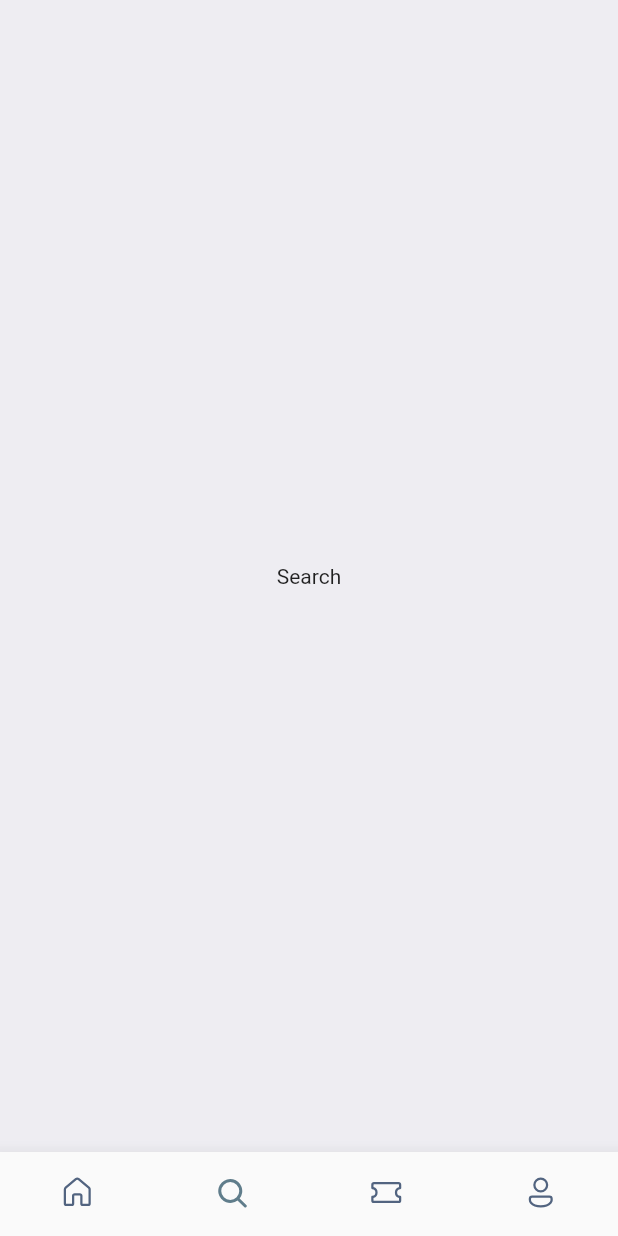
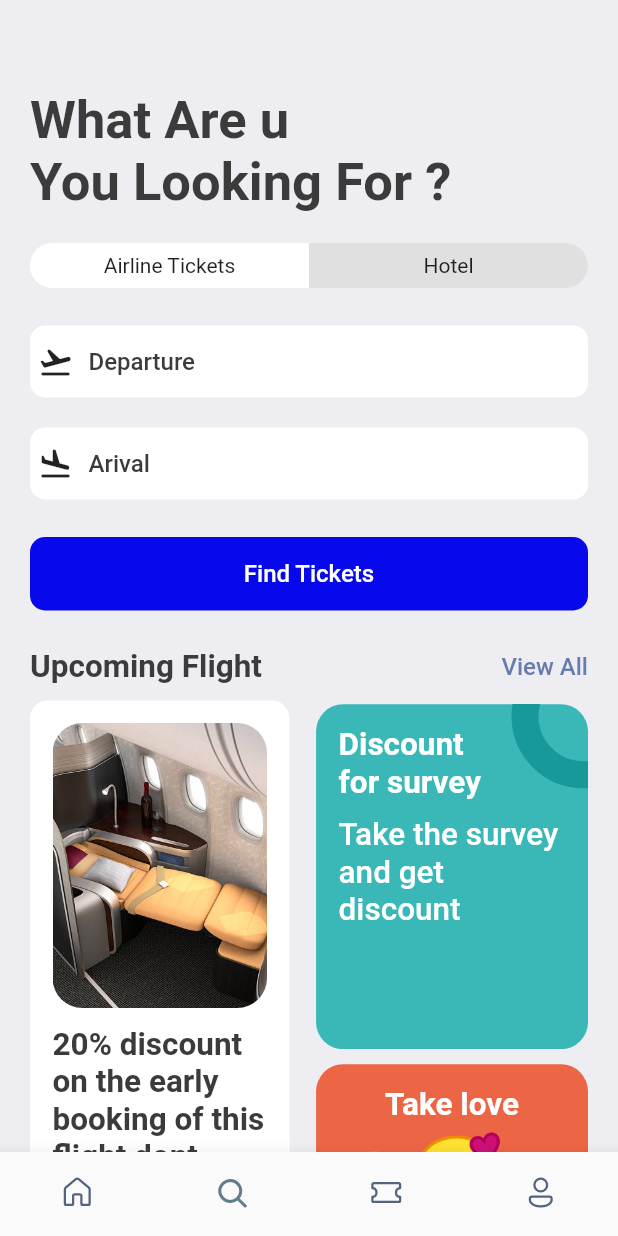
Before and after one commit to shahinshpbr10/TicketBookingApp, a Flutter app: the screen it shows after launch, item 2 of the bottom bar chosen, on a phone screen of 412 x 824 dp. Run offline on Flutter 3.47's test engine with Material 2 defaults, Android fonts, the phone set to English and light mode, and no system bars; our stand-ins replace fluentui_icons, gap, get, google_fonts, lottie.

Commit message:
search screen created

```diff
--- a/lib/main.dart
+++ b/lib/main.dart
@@ -1,5 +1,6 @@
 import 'package:flutter/material.dart';
 import 'package:ticketbooking_app/screens/bottom_bar.dart';
+import 'package:ticketbooking_app/screens/search_screen.dart';
 import 'package:ticketbooking_app/screens/spalsh_page.dart';
 import 'package:ticketbooking_app/utils/app_style.dart';
 
--- a/lib/screens/bottom_bar.dart
+++ b/lib/screens/bottom_bar.dart
@@ -5,6 +5,7 @@ import 'package:flutter/material.dart';
 import 'package:flutter/src/widgets/framework.dart';
 import 'package:flutter/src/widgets/placeholder.dart';
 import 'package:ticketbooking_app/screens/home_screen.dart';
+import 'package:ticketbooking_app/screens/search_screen.dart';
 import 'package:ticketbooking_app/utils/app_style.dart';
 
 class BottomBar extends StatefulWidget {
@@ -18,7 +19,7 @@ class _BottomBarState extends State<BottomBar> {
   int _selectedIndex = 0;
   static final List<Widget> _widgetOption = <Widget>[
     const HomePage(),
-    const Text("Search"),
+    const SearchScreen(),
     const Text("Tickets"),
     const Text("profile")
   ];
--- /dev/null
+++ b/lib/screens/search_screen.dart
@@ -0,0 +1,228 @@
+// ignore_for_file: prefer_const_literals_to_create_immutables, prefer_const_constructors, sort_child_properties_last
+
+import 'package:flutter/material.dart';
+import 'package:flutter/src/widgets/framework.dart';
+import 'package:flutter/src/widgets/placeholder.dart';
+import 'package:gap/gap.dart';
+import 'package:ticketbooking_app/utils/app_style.dart';
+import 'package:ticketbooking_app/widgets/icon_text.dart';
+
+import '../utils/app_layout.dart';
+
+class SearchScreen extends StatelessWidget {
+  const SearchScreen({super.key});
+
+  @override
+  Widget build(BuildContext context) {
+    final size = AppLayout.getSize(context);
+    return Scaffold(
+      backgroundColor: Styles.bgColor,
+      body: ListView(
+        padding: EdgeInsets.symmetric(horizontal: 20, vertical: 20),
+        children: [
+          const Gap(40),
+          Text(
+            "What Are u\nYou Looking For ?",
+            style: Styles.headLineStyle1.copyWith(fontSize: 35),
+          ),
+          const Gap(20),
+          Container(
+            child: Row(
+              children: [
+                Expanded(
+                    child: Container(
+                        padding: EdgeInsets.symmetric(vertical: 7),
+                        child: Center(child: Text("Airline Tickets")),
+                        decoration: BoxDecoration(
+                            borderRadius: BorderRadius.horizontal(
+                                left: Radius.circular(50)),
+                            color: Colors.white))),
+                Expanded(
+                    child: Container(
+                        padding: EdgeInsets.symmetric(vertical: 7),
+                        child: Center(child: Text("Hotel")),
+                        decoration: BoxDecoration(
+                            borderRadius: BorderRadius.horizontal(
+                                right: Radius.circular(50)),
+                            color: Colors.grey.shade300)))
+              ],
+            ),
+            decoration: BoxDecoration(
+                borderRadius: BorderRadius.circular(50),
+                color: Color(0xFFF4F6FD)),
+          ),
+          const Gap(25),
+          InkWell(
+              onTap: () {},
+              child: TextIcon(
+                  icon: Icons.flight_takeoff_rounded, text: "Departure")),
+          const Gap(20),
+          TextIcon(icon: Icons.flight_land_rounded, text: "Arival"),
+          const Gap(25),
+          InkWell(
+            onTap: () {},
+            child: Container(
+              child: Center(
+                child: Text(
+                  "Find Tickets",
+                  style: Styles.textStyle.copyWith(color: Colors.white),
+                ),
+              ),
+              padding: EdgeInsets.symmetric(horizontal: 15, vertical: 15),
+              decoration: BoxDecoration(
+                color: Color.fromARGB(255, 8, 8, 236),
+                borderRadius: BorderRadius.circular(10),
+              ),
+            ),
+          ),
+          const Gap(25),
+          Row(
+            children: [
+              Text('Upcoming Flight', style: Styles.headLineStyle2),
+              Spacer(),
+              InkWell(
+                onTap: () {},
+                child: Text(
+                  'View All',
+                  style: Styles.textStyle.copyWith(color: Styles.primaryColor),
+                ),
+              )
+            ],
+          ),
+          Gap(10),
+          Row(
+            mainAxisAlignment: MainAxisAlignment.spaceBetween,
+            children: [
+              Container(
+                height: AppLayout.getHeight(455),
+                width: size.width * 0.42,
+                padding: EdgeInsets.symmetric(
+                    horizontal: AppLayout.getHeight(15),
+                    vertical: AppLayout.getHeight(15)),
+                decoration: BoxDecoration(
+                    color: Colors.white,
+                    borderRadius: BorderRadius.circular(
+                      AppLayout.getHeight(12),
+                    ),
+                    boxShadow: [
+                      BoxShadow(
+                        color: Colors.grey.shade200,
+                        blurRadius: 1,
+                        spreadRadius: 1,
+                      )
+                    ]),
+                child: Column(
+                  children: [
+                    Container(
+                      height: AppLayout.getHeight(190),
+                      decoration: BoxDecoration(
+                        borderRadius:
+                            BorderRadius.circular(AppLayout.getHeight(20)),
+                        image: DecorationImage(
+                          fit: BoxFit.cover,
+                          image: AssetImage('assets/image/flghtinside.jpg'),
+                        ),
+                      ),
+                    ),
+                    Gap(AppLayout.getHeight(12)),
+                    Text(
+                      '20% discount on the early booking of this flight,dont Miss. ',
+                      style: Styles.headLineStyle2,
+                    )
+                  ],
+                ),
+              ),
+              Column(
+                children: [
+                  Stack(
+                    children: [
+                      Container(
+                        padding: EdgeInsets.symmetric(
+                            horizontal: AppLayout.getHeight(15),
+                            vertical: AppLayout.getHeight(15)),
+                        width: size.width * 0.44,
+                        height: AppLayout.getHeight(230),
+                        decoration: BoxDecoration(
+                          color: Color(0xFF3AB8B8),
+                          borderRadius: BorderRadius.circular(
+                            AppLayout.getHeight(18),
+                          ),
+                        ),
+                        child: Column(
+                          crossAxisAlignment: CrossAxisAlignment.start,
+                          children: [
+                            Text(
+                              'Discount\nfor survey',
+                              style: Styles.headLineStyle2.copyWith(
+                                  fontWeight: FontWeight.bold,
+                                  color: Colors.white),
+                            ),
+                            Gap(AppLayout.getHeight(10)),
+                            Text(
+                              'Take the survey  and get discount',
+                              style: Styles.headLineStyle2.copyWith(
+                                  fontWeight: FontWeight.w500,
+                                  color: Colors.white),
+                            )
+                          ],
+                        ),
+                      ),
+                      Positioned(
+                        right: -45,
+                        top: -40,
+                        child: Container(
+                          padding: EdgeInsets.all(AppLayout.getHeight(30)),
+                          decoration: BoxDecoration(
+                              shape: BoxShape.circle,
+                              border: Border.all(
+                                width: 18,
+                                color: Color(0xFF189999),
+                              ),
+                              color: Colors.transparent),
+                        ),
+                      )
+                    ],
+                  ),
+                  Gap(AppLayout.getHeight(10)),
+                  Container(
+                    width: size.width * 0.44,
+                    height: AppLayout.getHeight(210),
+                    padding: EdgeInsets.symmetric(
+                        horizontal: AppLayout.getHeight(
+                          15,
+                        ),
+                        vertical: AppLayout.getHeight(15)),
+                    decoration: BoxDecoration(
+                        borderRadius: BorderRadius.circular(
+                          AppLayout.getHeight(18),
+                        ),
+                        color: const Color(0xFFEC6545)),
+                    child: Column(
+                      children: [
+                        Text(
+                          "Take love",
+                          style: Styles.headLineStyle2.copyWith(
+                            color: Colors.white,
+                            fontWeight: FontWeight.bold,
+                          ),
+                          textAlign: TextAlign.center,
+                        ),
+                        Gap(AppLayout.getHeight(5)),
+                        RichText(
+                            text: TextSpan(children: [
+                          TextSpan(text: '😍', style: TextStyle(fontSize: 38)),
+                          TextSpan(text: '🥰', style: TextStyle(fontSize: 50)),
+                          TextSpan(text: '😘', style: TextStyle(fontSize: 38))
+                        ]))
+                      ],
+                    ),
+                  )
+                ],
+              )
+            ],
+          )
+        ],
+      ),
+    );
+  }
+}
--- a/lib/utils/app_layout.dart
+++ b/lib/utils/app_layout.dart
@@ -1,8 +1,25 @@
 import 'package:flutter/material.dart';
+import 'package:get/get.dart';
 
 class AppLayout {
   static getSize(BuildContext context) {
-
     return MediaQuery.of(context).size;
   }
+
+  static getScreenHeight() {
+    return Get.height;
+  }
+
+  static getScreenWidth() {
+    return Get.width;
+  }
+
+  static getHeight(double pixels) {
+    double x = getScreenHeight() / pixels;
+    return getScreenHeight() / x;
+  }
+  static getWidth(double pixels) {
+    double x = getScreenWidth()() / pixels;
+    return getScreenWidth()() / x;
+  }
 }
--- /dev/null
+++ b/lib/widgets/icon_text.dart
@@ -0,0 +1,32 @@
+import 'package:flutter/cupertino.dart';
+import 'package:flutter/material.dart';
+import 'package:flutter/src/widgets/framework.dart';
+import 'package:flutter/src/widgets/placeholder.dart';
+import 'package:gap/gap.dart';
+
+import '../utils/app_style.dart';
+
+class TextIcon extends StatelessWidget {
+  final IconData icon;
+  final String text;
+  const TextIcon({super.key, required this.icon, required this.text});
+
+  @override
+  Widget build(BuildContext context) {
+    return Container(
+      padding: EdgeInsets.symmetric(vertical: 12, horizontal: 5),
+      decoration: BoxDecoration(
+          borderRadius: BorderRadius.circular(10), color: Colors.white),
+      child: Row(
+        children: [
+          Icon(icon),
+          const Gap(10),
+          Text(
+            text,
+            style: Styles.textStyle,
+          )
+        ],
+      ),
+    );
+  }
+}
--- a/pubspec.yaml
+++ b/pubspec.yaml
@@ -30,6 +30,7 @@ environment:
 dependencies:
   cupertino_icons: ^1.0.2
   fluentui_icons: ^1.0.0
+  get:
   flutter:
     sdk: flutter
   gap: ^2.0.0
```
Also changed, not shown: assets/image/flghtinside.jpg (added), pubspec.lock.
